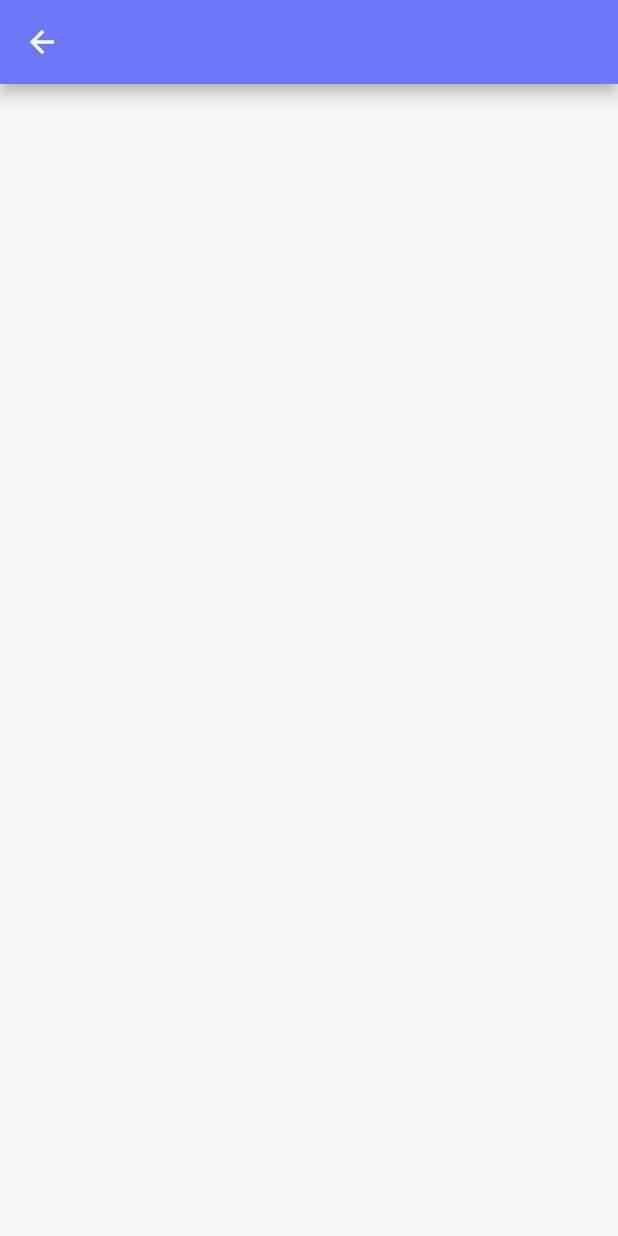
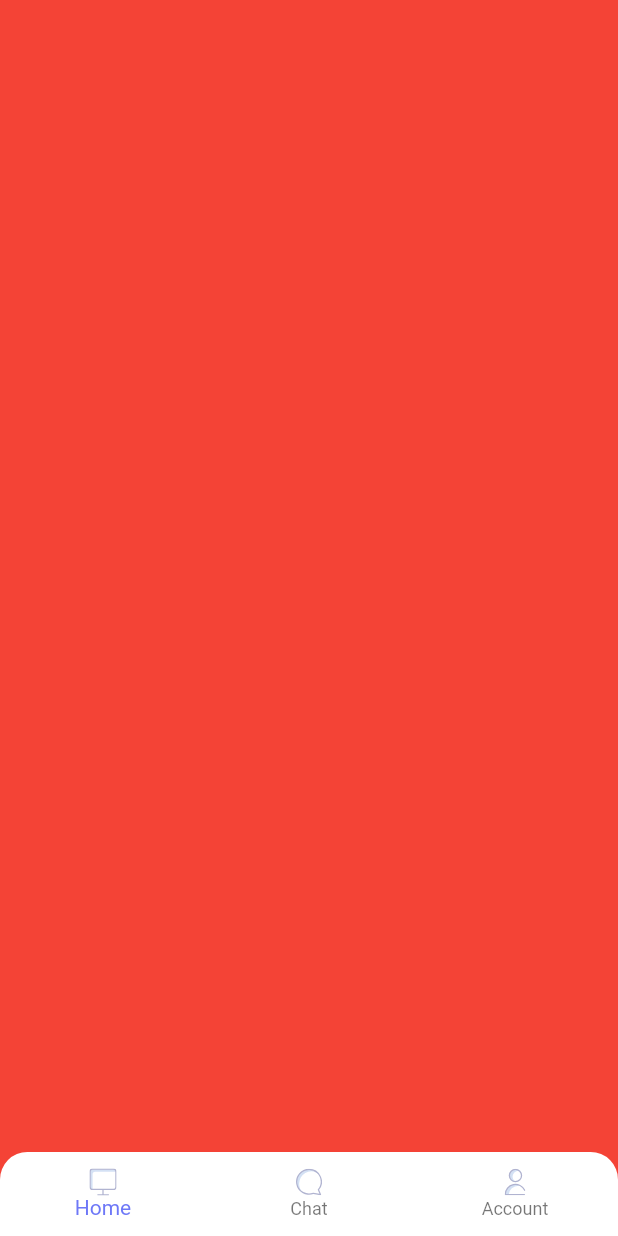
Before and after one commit to luteh/flutter_medec, a Flutter app: the DashboardPage screen opened by its route, on a phone screen of 412 x 824 dp. Run offline on Flutter 3.47's test engine with Material 2 defaults, Android fonts, the phone set to English and light mode, and no system bars; our stand-ins replace flutter_screenutil, flutter_svg, get, pin_code_fields.

Commit message:
Add dashboard page

```diff
--- a/lib/app/app_pages.dart
+++ b/lib/app/app_pages.dart
@@ -26,6 +26,7 @@ class AppPages {
       page: () => const OtpPage(),
     ),
     GetPage(
+      preventDuplicates: true,
       name: DashboardPage.routeName,
       page: () => const DashboardPage(),
     ),
--- a/lib/core/constant/image_asset.dart
+++ b/lib/core/constant/image_asset.dart
@@ -8,4 +8,7 @@ class ImageAsset {
   static const icFacebook = 'assets/images/ic_facebook.svg';
   static const icGoogle = 'assets/images/ic_google.svg';
   static const imgVerification = 'assets/images/img_verification.svg';
+  static const icHome = 'assets/images/ic_home.svg';
+  static const icChat = 'assets/images/ic_chat.svg';
+  static const icAccount = 'assets/images/ic_account.svg';
 }
--- a/lib/core/constant/strings.dart
+++ b/lib/core/constant/strings.dart
@@ -12,13 +12,19 @@ class Strings {
   static const mobileNumber = 'Mobile Number';
   static const facebook = 'Facebook';
   static const google = 'Google';
-  static const textAgreeTAndC = 'By continuing, you agree to Terms & Conditions';
-  static const descEnterMobileNumber = 'Enter your mobile number we will send\nyou the OTP to verify later';
+  static const textAgreeTAndC =
+      'By continuing, you agree to Terms & Conditions';
+  static const descEnterMobileNumber =
+      'Enter your mobile number we will send\nyou the OTP to verify later';
   static const hintMobileNumber = '812345678';
   static const submit = 'Submit';
   static const titleEnterOtpCode = 'Enter code';
-  static const msgEnterOtpCode = 'We have sent you an SMS on +92 7020764458\nwith 6 digit verification code.';
+  static const msgEnterOtpCode =
+      'We have sent you an SMS on +92 7020764458\nwith 6 digit verification code.';
   static const textOtpNotReceived = 'Did not receive the code?';
   static const resend = 'Re-send';
   static const textCallNow = 'Get a call now';
+  static const home = 'Home';
+  static const chat = 'Chat';
+  static const account = 'Account';
 }
--- a/lib/core/style/sizes.dart
+++ b/lib/core/style/sizes.dart
@@ -51,6 +51,7 @@ class Sizes {
   static double get radius10 => 10.r;
   static double get radius12 => 12.r;
   static double get radius16 => 16.r;
+  static double get radius18 => 18.r;
   static double get radius20 => 20.r;
   static double get radius25 => 25.r;
   static double get radius29 => 29.r;
--- a/lib/main.dart
+++ b/lib/main.dart
@@ -3,7 +3,7 @@
 import 'package:flutter_medec/app/app_pages.dart';
 import 'package:flutter_medec/app/app_themes.dart';
 import 'package:flutter_medec/core/constant/strings.dart';
-import 'package:flutter_medec/presentation/pages/sign_in/sign_in_page.dart';
+import 'package:flutter_medec/presentation/pages/dashboard/dashboard_page.dart';
 import 'package:flutter_medec/presentation/pages/splash/splash_page.dart';
 import 'package:flutter_screenutil/flutter_screenutil.dart';
 import 'package:get/route_manager.dart';
@@ -32,7 +32,7 @@
           debugShowCheckedModeBanner: false,
           title: Strings.appName,
           theme: AppThemes.lightTheme,
-          initialRoute: SplashPage.routeName,
+          initialRoute: DashboardPage.routeName,
           getPages: AppPages.routes,
         );
       },
--- /dev/null
+++ b/lib/presentation/pages/dashboard/components/body/body.dart
@@ -0,0 +1,40 @@
+import 'package:flutter/material.dart';
+import 'package:flutter_medec/presentation/pages/dashboard/dashboard_controller.dart';
+import 'package:flutter_medec/presentation/pages/dashboard/tab_views/account/account_page.dart';
+import 'package:flutter_medec/presentation/pages/dashboard/tab_views/chat/chat_page.dart';
+import 'package:flutter_medec/presentation/pages/dashboard/tab_views/home/home_page.dart';
+import 'package:get/get.dart';
+
+class Body extends StatelessWidget {
+  final DashboardController dashboardController;
+  const Body({
+    Key? key,
+    required this.dashboardController,
+  }) : super(key: key);
+
+  @override
+  Widget build(BuildContext context) {
+    return Obx(
+      () => IndexedStack(
+        index: dashboardController.tabIndex.value,
+        children: [
+          AnimatedOpacity(
+            duration: kThemeAnimationDuration,
+            opacity: dashboardController.tabIndex.value == 0 ? 1 : 0,
+            child: const HomePage(),
+          ),
+          AnimatedOpacity(
+            duration: kThemeAnimationDuration,
+            opacity: dashboardController.tabIndex.value == 1 ? 1 : 0,
+            child: const ChatPage(),
+          ),
+          AnimatedOpacity(
+            duration: kThemeAnimationDuration,
+            opacity: dashboardController.tabIndex.value == 2 ? 1 : 0,
+            child: const AccountPage(),
+          ),
+        ],
+      ),
+    );
+  }
+}
--- /dev/null
+++ b/lib/presentation/pages/dashboard/components/footer/footer.dart
@@ -0,0 +1,54 @@
+import 'package:flutter/material.dart';
+import 'package:flutter_medec/core/constant/image_asset.dart';
+import 'package:flutter_medec/core/constant/strings.dart';
+import 'package:flutter_medec/core/style/sizes.dart';
+import 'package:flutter_medec/presentation/pages/dashboard/dashboard_controller.dart';
+import 'package:flutter_svg/svg.dart';
+import 'package:get/get.dart';
+
+class Footer extends StatelessWidget {
+  final DashboardController dashboardController;
+  const Footer({
+    Key? key,
+    required this.dashboardController,
+  }) : super(key: key);
+
+  @override
+  Widget build(BuildContext context) {
+    return Container(
+      decoration: BoxDecoration(
+        borderRadius: BorderRadius.only(
+          topLeft: Radius.circular(Sizes.radius18),
+          topRight: Radius.circular(Sizes.radius18),
+        ),
+        color: Colors.white,
+      ),
+      child: Obx(
+        () => BottomNavigationBar(
+          backgroundColor: Colors.transparent,
+          elevation: 0,
+          currentIndex: dashboardController.tabIndex.value,
+          onTap: _onTapTabItem,
+          items: [
+            BottomNavigationBarItem(
+              icon: SvgPicture.asset(ImageAsset.icHome),
+              label: Strings.home,
+            ),
+            BottomNavigationBarItem(
+              icon: SvgPicture.asset(ImageAsset.icChat),
+              label: Strings.chat,
+            ),
+            BottomNavigationBarItem(
+              icon: SvgPicture.asset(ImageAsset.icAccount),
+              label: Strings.account,
+            ),
+          ],
+        ),
+      ),
+    );
+  }
+
+  _onTapTabItem(int value) {
+    dashboardController.changeTabIndex(value);
+  }
+}
--- /dev/null
+++ b/lib/presentation/pages/dashboard/dashboard_controller.dart
@@ -0,0 +1,10 @@
+import 'package:get/get_rx/src/rx_types/rx_types.dart';
+import 'package:get/get_state_manager/get_state_manager.dart';
+
+class DashboardController extends GetxController {
+  var tabIndex = 0.obs;
+
+  void changeTabIndex(int index) {
+    tabIndex.value = index;
+  }
+}
--- a/lib/presentation/pages/dashboard/dashboard_page.dart
+++ b/lib/presentation/pages/dashboard/dashboard_page.dart
@@ -1,4 +1,8 @@
 import 'package:flutter/material.dart';
+import 'package:flutter_medec/presentation/pages/dashboard/components/body/body.dart';
+import 'package:flutter_medec/presentation/pages/dashboard/components/footer/footer.dart';
+import 'package:flutter_medec/presentation/pages/dashboard/dashboard_controller.dart';
+import 'package:get/get.dart';
 
 class DashboardPage extends StatelessWidget {
   static const routeName = '/dashboard';
@@ -6,9 +10,18 @@ class DashboardPage extends StatelessWidget {
 
   @override
   Widget build(BuildContext context) {
+    final _dashboardController = Get.put(
+      DashboardController(),
+      permanent: false,
+    );
     return Scaffold(
-      appBar: AppBar(),
-      body: Container(),
+      body: Body(
+        dashboardController: _dashboardController,
+      ),
+      extendBody: true,
+      bottomNavigationBar: Footer(
+        dashboardController: _dashboardController,
+      ),
     );
   }
 }
--- /dev/null
+++ b/lib/presentation/pages/dashboard/tab_views/account/account_page.dart
@@ -0,0 +1,13 @@
+import 'package:flutter/material.dart';
+
+class AccountPage extends StatelessWidget {
+  const AccountPage({Key? key}) : super(key: key);
+
+  @override
+  Widget build(BuildContext context) {
+    return Scaffold(
+      backgroundColor: Colors.green,
+      body: Container(),
+    );
+  }
+}
--- /dev/null
+++ b/lib/presentation/pages/dashboard/tab_views/chat/chat_page.dart
@@ -0,0 +1,13 @@
+import 'package:flutter/material.dart';
+
+class ChatPage extends StatelessWidget {
+  const ChatPage({Key? key}) : super(key: key);
+
+  @override
+  Widget build(BuildContext context) {
+    return Scaffold(
+      backgroundColor: Colors.black,
+      body: Container(),
+    );
+  }
+}
--- /dev/null
+++ b/lib/presentation/pages/dashboard/tab_views/home/home_page.dart
@@ -0,0 +1,13 @@
+import 'package:flutter/material.dart';
+
+class HomePage extends StatelessWidget {
+  const HomePage({Key? key}) : super(key: key);
+
+  @override
+  Widget build(BuildContext context) {
+    return Scaffold(
+      backgroundColor: Colors.red,
+      body: Container(),
+    );
+  }
+}
```
Also changed, not shown: assets/images/ic_account.svg (added), assets/images/ic_chat.svg (added), assets/images/ic_home.svg (added).
